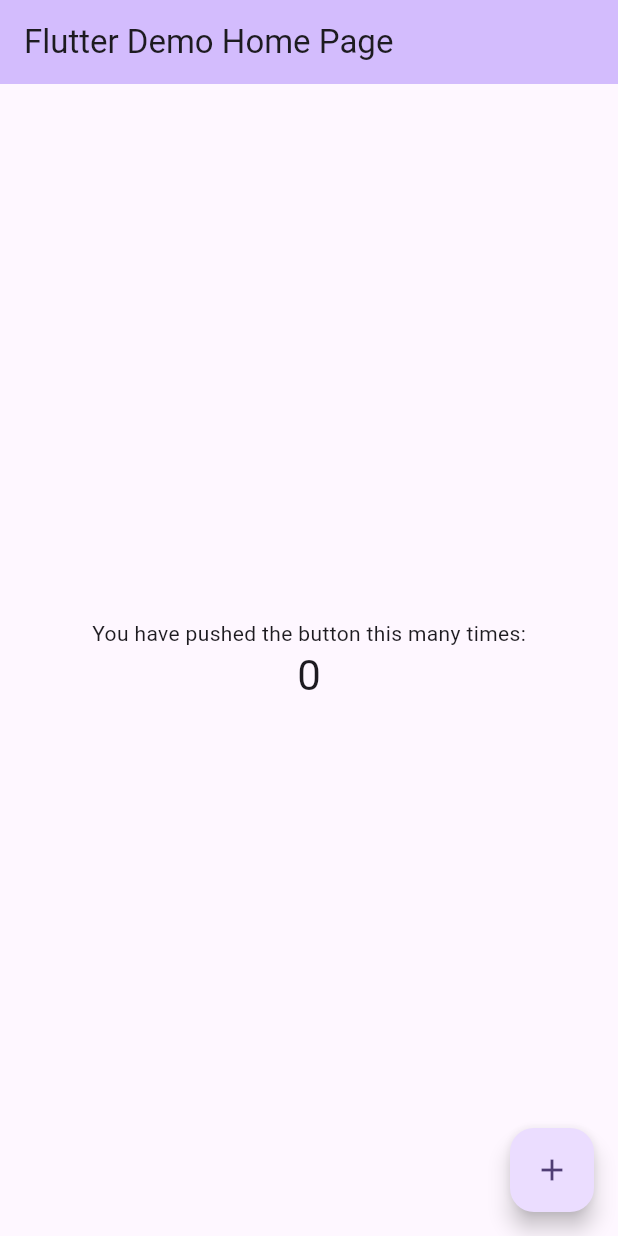
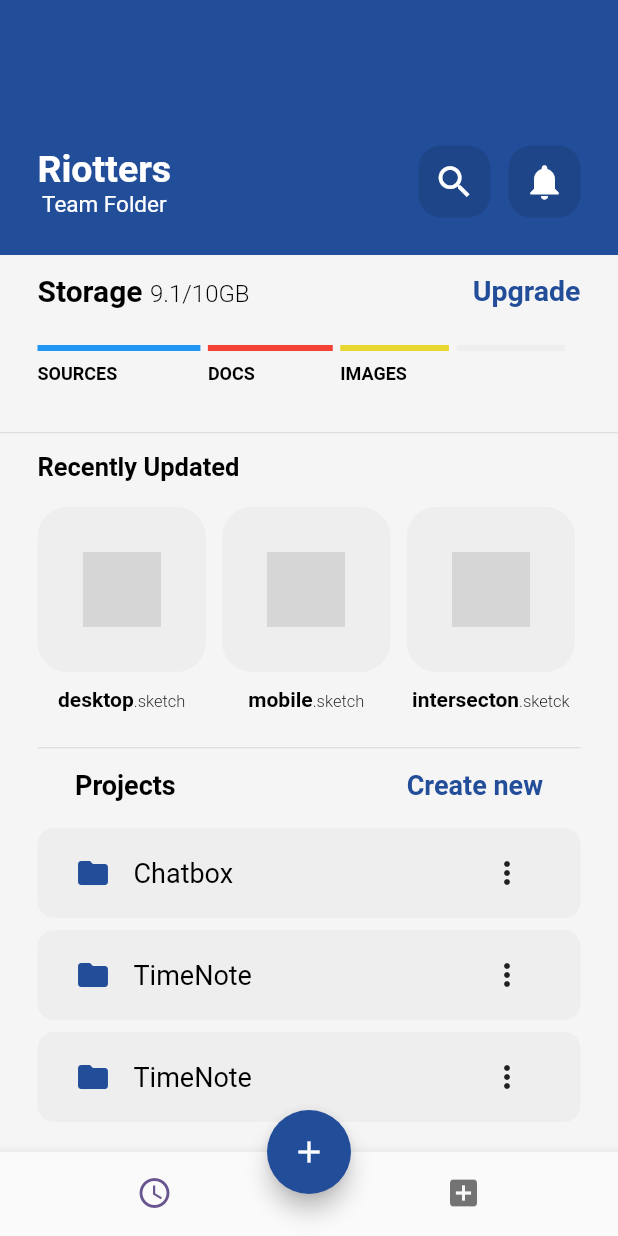
Before and after one commit to Shreya09Singh/FlutterExplorers, a Flutter app: the screen it shows after launch, on a phone screen of 412 x 824 dp. Run offline on Flutter 3.47's test engine with Material 2 defaults, Android fonts, the phone set to English and light mode, and no system bars; our stand-ins replace google_fonts; network calls fail; grey boxes are pictures that could not be loaded.

Commit message:
my first ui project

```diff
--- /dev/null
+++ b/lib/home.dart
@@ -0,0 +1,336 @@
+import 'package:flutter/material.dart';
+import 'package:flutter/rendering.dart';
+
+double availableScreensizewidth = 0;
+
+class Home extends StatefulWidget {
+  const Home({super.key});
+
+  @override
+  State<Home> createState() => _HomeState();
+}
+
+class _HomeState extends State<Home> {
+  @override
+  Widget build(BuildContext context) {
+    availableScreensizewidth = MediaQuery.of(context).size.width - 50;
+    var color = const Color.fromARGB(255, 34, 77, 153);
+    int selectedindex = 0;
+    return Scaffold(
+      resizeToAvoidBottomInset: true,
+      backgroundColor: Colors.grey[100],
+      body: Column(children: [
+        Container(
+          padding: const EdgeInsets.symmetric(horizontal: 25, vertical: 25),
+          height: 170,
+          width: double.infinity,
+          color: const Color.fromARGB(255, 34, 77, 153),
+          child: Row(
+            crossAxisAlignment: CrossAxisAlignment.end,
+            mainAxisAlignment: MainAxisAlignment.spaceBetween,
+            children: [
+              const Column(
+                // mainAxisAlignment: MainAxisAlignment.center,
+                // crossAxisAlignment: CrossAxisAlignment.center,
+                mainAxisSize: MainAxisSize.min,
+                children: [
+                  Text(
+                    "Riotters",
+                    style: TextStyle(
+                        fontSize: 25,
+                        color: Colors.white,
+                        fontWeight: FontWeight.bold),
+                  ),
+                  Text(
+                    "Team Folder",
+                    style: TextStyle(fontSize: 15, color: Colors.white),
+                  )
+                ],
+              ),
+              Row(
+                children: [
+                  Container(
+                    decoration: BoxDecoration(
+                        borderRadius: BorderRadius.circular(15),
+                        color: Colors.black.withOpacity(.1)),
+                    child: IconButton(
+                      onPressed: () {},
+                      icon: const Icon(
+                        Icons.search,
+                        color: Colors.white,
+                        size: 28,
+                      ),
+                    ),
+                  ),
+                  const SizedBox(
+                    width: 12,
+                  ),
+                  Container(
+                    decoration: BoxDecoration(
+                        borderRadius: BorderRadius.circular(15),
+                        color: Colors.black.withOpacity(.1)),
+                    child: IconButton(
+                        onPressed: () {},
+                        icon: const Icon(
+                          Icons.notifications,
+                          color: Colors.white,
+                          size: 28,
+                        )),
+                  )
+                ],
+              )
+            ],
+          ),
+        ),
+        const SizedBox(
+          height: 12,
+        ),
+        Padding(
+          padding: const EdgeInsets.symmetric(horizontal: 25),
+          child: Row(
+            mainAxisAlignment: MainAxisAlignment.spaceBetween,
+            children: [
+              RichText(
+                  text: const TextSpan(
+                      text: "Storage ",
+                      style: TextStyle(
+                          fontSize: 20,
+                          fontWeight: FontWeight.bold,
+                          color: Colors.black),
+                      children: [
+                    TextSpan(
+                        text: "9.1/10GB",
+                        style: TextStyle(
+                            fontSize: 16,
+                            color: Colors.black,
+                            fontWeight: FontWeight.w300))
+                  ])),
+              Text(
+                "Upgrade",
+                style: TextStyle(
+                    fontSize: 19, fontWeight: FontWeight.bold, color: color),
+              )
+            ],
+          ),
+        ),
+        const SizedBox(
+          height: 25,
+        ),
+        Padding(
+          padding: const EdgeInsets.symmetric(horizontal: 25),
+          child: Row(
+            children: [
+              buildFileSizechart("SOURCES", Colors.blue, .3),
+              const SizedBox(
+                width: 5,
+              ),
+              buildFileSizechart("DOCS", Colors.red, .23),
+              const SizedBox(
+                width: 5,
+              ),
+              buildFileSizechart(
+                  "IMAGES", const Color.fromARGB(255, 232, 214, 49), .20),
+              const SizedBox(
+                width: 5,
+              ),
+              buildFileSizechart("", Colors.grey.shade200, .20)
+            ],
+          ),
+        ),
+        const SizedBox(
+          height: 20,
+        ),
+        const Divider(
+          height: 25,
+        ),
+        Expanded(
+          child: ListView(children: [
+            Padding(
+              padding: const EdgeInsets.symmetric(horizontal: 25),
+              child: Column(
+                mainAxisAlignment: MainAxisAlignment.start,
+                crossAxisAlignment: CrossAxisAlignment.start,
+                children: [
+                  const Text(
+                    "Recently Updated",
+                    style: TextStyle(
+                        fontSize: 17,
+                        fontWeight: FontWeight.bold,
+                        color: Colors.black),
+                  ),
+                  const SizedBox(
+                    height: 17,
+                  ),
+                  Row(
+                    children: [
+                      buildFilecolumn('sketch', 'desktop', '.sketch'),
+                      SizedBox(
+                        width: availableScreensizewidth * .03,
+                        height: 10,
+                      ),
+                      buildFilecolumn('sketch', 'mobile', '.sketch'),
+                      SizedBox(
+                        width: availableScreensizewidth * .03,
+                        height: 10,
+                      ),
+                      buildFilecolumn('sketch', 'intersecton', '.sketck'),
+                    ],
+                  ),
+                  const SizedBox(
+                    height: 10,
+                  ),
+                  const Divider(
+                    height: 29,
+                  ),
+                  Padding(
+                    padding: const EdgeInsets.symmetric(horizontal: 25),
+                    child: Row(
+                      mainAxisAlignment: MainAxisAlignment.spaceBetween,
+                      children: [
+                        const Text(
+                          "Projects",
+                          style: TextStyle(
+                              fontSize: 18,
+                              fontWeight: FontWeight.bold,
+                              color: Colors.black),
+                        ),
+                        Text(
+                          "Create new",
+                          style: TextStyle(
+                              fontSize: 18,
+                              fontWeight: FontWeight.bold,
+                              color: color),
+                        ),
+                      ],
+                    ),
+                  ),
+                  const SizedBox(
+                    height: 18,
+                  ),
+                  Column(
+                    children: [
+                      listmethodFile("Chatbox"),
+                      listmethodFile("TimeNote"),
+                      listmethodFile("TimeNote"),
+                    ],
+                  )
+                ],
+              ),
+            ),
+          ]),
+        ),
+      ]),
+      floatingActionButton: FloatingActionButton(
+        backgroundColor: color,
+        onPressed: () {},
+        child: const Icon(Icons.add),
+      ),
+      floatingActionButtonLocation: FloatingActionButtonLocation.centerDocked,
+      bottomNavigationBar: BottomNavigationBar(
+        onTap: (index) {
+          setState(() {
+            selectedindex = index;
+          });
+        },
+        currentIndex: selectedindex,
+        showSelectedLabels: false,
+        showUnselectedLabels: false,
+        items: const [
+          BottomNavigationBarItem(icon: Icon(Icons.access_time), label: 'Time'),
+          BottomNavigationBarItem(icon: Icon(Icons.add_box), label: 'Folder')
+        ],
+      ),
+    );
+  }
+
+  Container listmethodFile(String title) {
+    return Container(
+      margin: EdgeInsets.only(bottom: 8),
+      decoration: BoxDecoration(
+          color: Colors.grey.shade200, borderRadius: BorderRadius.circular(11)),
+      height: 60,
+      width: double.infinity,
+      child: Padding(
+        padding: const EdgeInsets.symmetric(horizontal: 25),
+        child: Row(
+          mainAxisAlignment: MainAxisAlignment.spaceBetween,
+          children: [
+            Row(
+              children: [
+                const Icon(
+                  Icons.folder,
+                  color: Color.fromARGB(255, 34, 77, 153),
+                ),
+                const SizedBox(
+                  width: 15,
+                ),
+                Text(
+                  title,
+                  style: TextStyle(fontSize: 18, color: Colors.black),
+                )
+              ],
+            ),
+            IconButton(
+                onPressed: () {}, icon: const Icon(Icons.more_vert_rounded))
+          ],
+        ),
+      ),
+    );
+  }
+
+  Column buildFilecolumn(String img, String filename, String extension) {
+    return Column(
+      children: [
+        Container(
+          height: 110,
+          width: availableScreensizewidth * .31,
+          decoration: BoxDecoration(
+              color: Colors.grey.shade200,
+              borderRadius: BorderRadius.circular(20)),
+          child: Padding(
+            padding: const EdgeInsets.all(30.0),
+            child: Image.network(
+                "https://www.transparentpng.com/thumb/emerald-stone/emerald-stone-pictures-5.png"),
+          ),
+        ),
+        const SizedBox(
+          height: 10,
+        ),
+        RichText(
+            text: TextSpan(
+                text: filename,
+                style: const TextStyle(
+                    fontSize: 14,
+                    color: Colors.black,
+                    fontWeight: FontWeight.bold),
+                children: [
+              TextSpan(
+                  text: extension,
+                  style: const TextStyle(
+                      fontSize: 11, fontWeight: FontWeight.w300))
+            ]))
+      ],
+    );
+  }
+
+  Column buildFileSizechart(String title, Color colors, double width) {
+    return Column(
+      crossAxisAlignment: CrossAxisAlignment.start,
+      children: [
+        Container(
+          width: availableScreensizewidth * width,
+          height: 4,
+          color: colors,
+        ),
+        const SizedBox(
+          height: 8,
+        ),
+        Text(
+          title,
+          style: const TextStyle(
+              fontSize: 12, color: Colors.black, fontWeight: FontWeight.bold),
+        )
+      ],
+    );
+  }
+}
--- a/lib/main.dart
+++ b/lib/main.dart
@@ -1,125 +1,27 @@
 import 'package:flutter/material.dart';
+import 'package:project1/home.dart';
 
 void main() {
   runApp(const MyApp());
 }
 
-class MyApp extends StatelessWidget {
+class MyApp extends StatefulWidget {
   const MyApp({super.key});
 
-  // This widget is the root of your application.
+  @override
+  State<MyApp> createState() => _MyAppState();
+}
+
+class _MyAppState extends State<MyApp> {
   @override
   Widget build(BuildContext context) {
     return MaterialApp(
       title: 'Flutter Demo',
+      debugShowCheckedModeBanner: false,
       theme: ThemeData(
-        // This is the theme of your application.
-        //
-        // TRY THIS: Try running your application with "flutter run". You'll see
-        // the application has a blue toolbar. Then, without quitting the app,
-        // try changing the seedColor in the colorScheme below to Colors.green
-        // and then invoke "hot reload" (save your changes or press the "hot
-        // reload" button in a Flutter-supported IDE, or press "r" if you used
-        // the command line to start the app).
-        //
-        // Notice that the counter didn't reset back to zero; the application
-        // state is not lost during the reload. To reset the state, use hot
-        // restart instead.
-        //
-        // This works for code too, not just values: Most code changes can be
-        // tested with just a hot reload.
         colorScheme: ColorScheme.fromSeed(seedColor: Colors.deepPurple),
-        useMaterial3: true,
       ),
-      home: const MyHomePage(title: 'Flutter Demo Home Page'),
+      home: const Home(),
     );
   }
 }
-
-class MyHomePage extends StatefulWidget {
-  const MyHomePage({super.key, required this.title});
-
-  // This widget is the home page of your application. It is stateful, meaning
-  // that it has a State object (defined below) that contains fields that affect
-  // how it looks.
-
-  // This class is the configuration for the state. It holds the values (in this
-  // case the title) provided by the parent (in this case the App widget) and
-  // used by the build method of the State. Fields in a Widget subclass are
-  // always marked "final".
-
-  final String title;
-
-  @override
-  State<MyHomePage> createState() => _MyHomePageState();
-}
-
-class _MyHomePageState extends State<MyHomePage> {
-  int _counter = 0;
-
-  void _incrementCounter() {
-    setState(() {
-      // This call to setState tells the Flutter framework that something has
-      // changed in this State, which causes it to rerun the build method below
-      // so that the display can reflect the updated values. If we changed
-      // _counter without calling setState(), then the build method would not be
-      // called again, and so nothing would appear to happen.
-      _counter++;
-    });
-  }
-
-  @override
-  Widget build(BuildContext context) {
-    // This method is rerun every time setState is called, for instance as done
-    // by the _incrementCounter method above.
-    //
-    // The Flutter framework has been optimized to make rerunning build methods
-    // fast, so that you can just rebuild anything that needs updating rather
-    // than having to individually change instances of widgets.
-    return Scaffold(
-      appBar: AppBar(
-        // TRY THIS: Try changing the color here to a specific color (to
-        // Colors.amber, perhaps?) and trigger a hot reload to see the AppBar
-        // change color while the other colors stay the same.
-        backgroundColor: Theme.of(context).colorScheme.inversePrimary,
-        // Here we take the value from the MyHomePage object that was created by
-        // the App.build method, and use it to set our appbar title.
-        title: Text(widget.title),
-      ),
-      body: Center(
-        // Center is a layout widget. It takes a single child and positions it
-        // in the middle of the parent.
-        child: Column(
-          // Column is also a layout widget. It takes a list of children and
-          // arranges them vertically. By default, it sizes itself to fit its
-          // children horizontally, and tries to be as tall as its parent.
-          //
-          // Column has various properties to control how it sizes itself and
-          // how it positions its children. Here we use mainAxisAlignment to
-          // center the children vertically; the main axis here is the vertical
-          // axis because Columns are vertical (the cross axis would be
-          // horizontal).
-          //
-          // TRY THIS: Invoke "debug painting" (choose the "Toggle Debug Paint"
-          // action in the IDE, or press "p" in the console), to see the
-          // wireframe for each widget.
-          mainAxisAlignment: MainAxisAlignment.center,
-          children: <Widget>[
-            const Text(
-              'You have pushed the button this many times:',
-            ),
-            Text(
-              '$_counter',
-              style: Theme.of(context).textTheme.headlineMedium,
-            ),
-          ],
-        ),
-      ),
-      floatingActionButton: FloatingActionButton(
-        onPressed: _incrementCounter,
-        tooltip: 'Increment',
-        child: const Icon(Icons.add),
-      ), // This trailing comma makes auto-formatting nicer for build methods.
-    );
-  }
-}
--- /dev/null
+++ b/lib/style.dart
@@ -0,0 +1,6 @@
+import 'package:flutter/material.dart';
+import 'package:google_fonts/google_fonts.dart';
+
+class TextStyle {
+  static final title = GoogleFonts.roboto();
+}
--- a/pubspec.yaml
+++ b/pubspec.yaml
@@ -35,6 +35,7 @@ dependencies:
   # The following adds the Cupertino Icons font to your application.
   # Use with the CupertinoIcons class for iOS style icons.
   cupertino_icons: ^1.0.2
+  google_fonts: ^6.1.0
 
 dev_dependencies:
   flutter_test:
```
Also changed, not shown: pubspec.lock, 1 other file.
